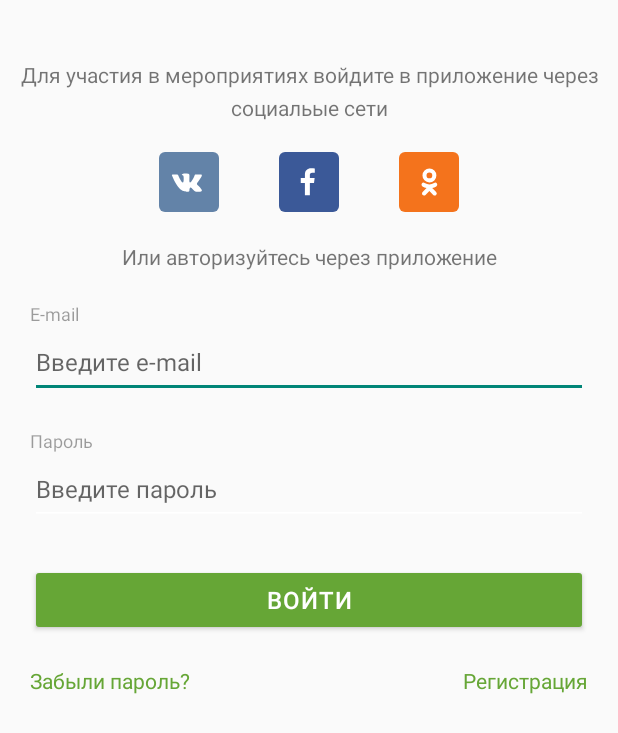
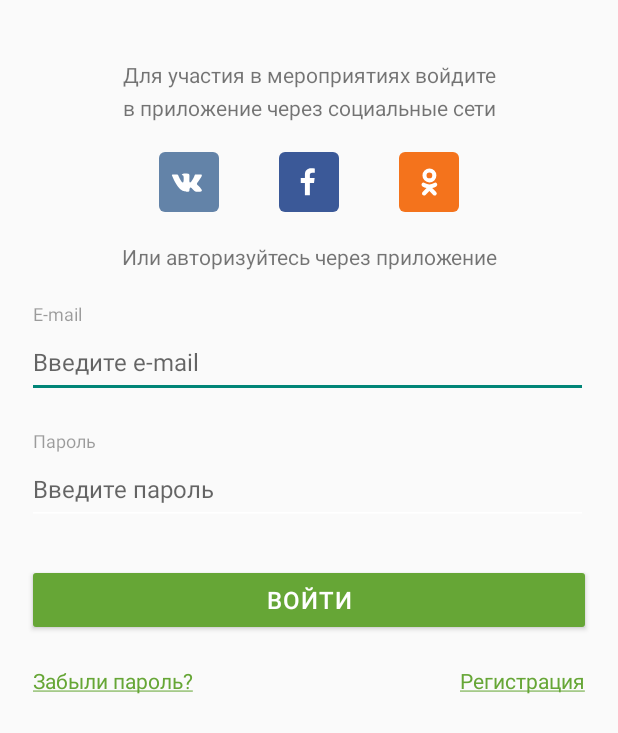
Before and after one commit to ampp8800/Hochu_pomoch, an Android app: the layout activity_authorization.xml on its own in the app's theme, with its tools: preview values and no code run, on a phone screen of 412 x 824 dp. Shown: the top 733 px of the screen. Run offline under Robolectric (Android 15) with nearby library versions, the phone set to English and light mode, and no system bars.

Commit message:
work version(1)

```diff
--- a/app/src/main/res/layout/activity_authorization.xml
+++ b/app/src/main/res/layout/activity_authorization.xml
@@ -21,7 +21,6 @@
                 android:layout_height="wrap_content"
                 android:layout_marginTop="40dp"
                 android:gravity="center_horizontal"
-                android:maxWidth="250dp"
                 android:text="@string/greeting_at_authorization" />
 
             <androidx.constraintlayout.widget.ConstraintLayout
@@ -69,7 +68,7 @@
                 style="@style/TextStyle3"
                 android:layout_width="wrap_content"
                 android:layout_height="wrap_content"
-                android:layout_marginLeft="20dp"
+                android:layout_marginLeft="22dp"
                 android:layout_marginTop="20dp"
                 android:text="@string/E_mail" />
 
@@ -77,7 +76,7 @@
                 style="@style/TextStylePopupPlaceholder"
                 android:layout_width="match_parent"
                 android:layout_height="48dp"
-                android:layout_marginLeft="20dp"
+                android:layout_marginLeft="18dp"
                 android:layout_marginRight="20dp"
                 android:hint="@string/enter_e_mail" />
 
@@ -85,7 +84,7 @@
                 style="@style/TextStyle3"
                 android:layout_width="wrap_content"
                 android:layout_height="wrap_content"
-                android:layout_marginLeft="20dp"
+                android:layout_marginLeft="22dp"
                 android:layout_marginTop="20dp"
                 android:text="@string/password" />
 
@@ -93,7 +92,7 @@
                 style="@style/TextStylePopupPlaceholder"
                 android:layout_width="match_parent"
                 android:layout_height="48dp"
-                android:layout_marginLeft="20dp"
+                android:layout_marginLeft="18dp"
                 android:layout_marginRight="20dp"
                 android:hint="@string/enter_password" />
 
@@ -101,9 +100,9 @@
                 style="@style/TextStyle17"
                 android:layout_width="match_parent"
                 android:layout_height="wrap_content"
-                android:layout_marginLeft="20dp"
+                android:layout_marginLeft="18dp"
                 android:layout_marginTop="26dp"
-                android:layout_marginRight="20dp"
+                android:layout_marginRight="18dp"
                 android:backgroundTint="@color/leaf"
                 android:gravity="center"
                 android:text="@string/enter"
@@ -121,7 +120,7 @@
                     style="@style/Link"
                     android:layout_width="wrap_content"
                     android:layout_height="wrap_content"
-                    android:layout_marginStart="20dp"
+                    android:layout_marginStart="22dp"
                     android:text="@string/forgot_your_password"
                     app:layout_constraintStart_toStartOf="parent"
                     app:layout_constraintTop_toTopOf="parent" />
@@ -130,7 +129,7 @@
                     style="@style/Link"
                     android:layout_width="wrap_content"
                     android:layout_height="wrap_content"
-                    android:layout_marginEnd="20dp"
+                    android:layout_marginEnd="22dp"
                     android:text="@string/registration"
                     app:layout_constraintEnd_toEndOf="parent"
                     app:layout_constraintTop_toTopOf="parent" />
--- a/app/src/main/res/layout/activity_profile.xml
+++ b/app/src/main/res/layout/activity_profile.xml
@@ -118,6 +118,7 @@
                     android:layout_marginBottom="38dp"
                     android:backgroundTint="@color/leaf"
                     android:gravity="center"
+                    android:onClick="logout"
                     android:text="@string/sign_out"
                     app:layout_constraintBottom_toBottomOf="parent"
                     app:layout_constraintEnd_toEndOf="parent"
--- a/app/src/main/res/values/strings.xml
+++ b/app/src/main/res/values/strings.xml
@@ -16,13 +16,13 @@
     <string name="elderly">Пожилые</string>
     <string name="animals">Животные</string>
     <string name="events">Мероприятия</string>
-    <string name="greeting_at_authorization">Для участия в мероприятиях войдите в приложение через социальые сети</string>
+    <string name="greeting_at_authorization">Для участия в мероприятиях войдите\nв приложение через социальные сети</string>
     <string name="or_log_in_through_the_app">Или авторизуйтесь через приложение</string>
     <string name="E_mail">E-mail</string>
     <string name="enter_e_mail">Введите e-mail</string>
     <string name="password">Пароль</string>
     <string name="enter_password">Введите пароль</string>
     <string name="enter">Войти</string>
-    <string name="forgot_your_password">Забыли пароль?</string>
-    <string name="registration">Регистрация</string>
+    <string name="forgot_your_password"><u>Забыли пароль?</u></string>
+    <string name="registration"><u>Регистрация</u></string>
 </resources>
```
Also changed, not shown: app/src/main/AndroidManifest.xml (+3 -6 lines), app/src/main/java/com/ampp8800/hochupomoch/ProfileActivity.java (+5 -2 lines).
